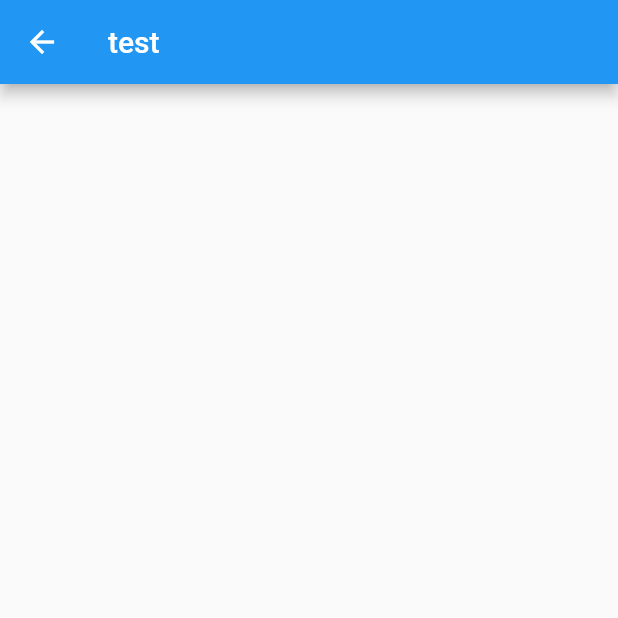
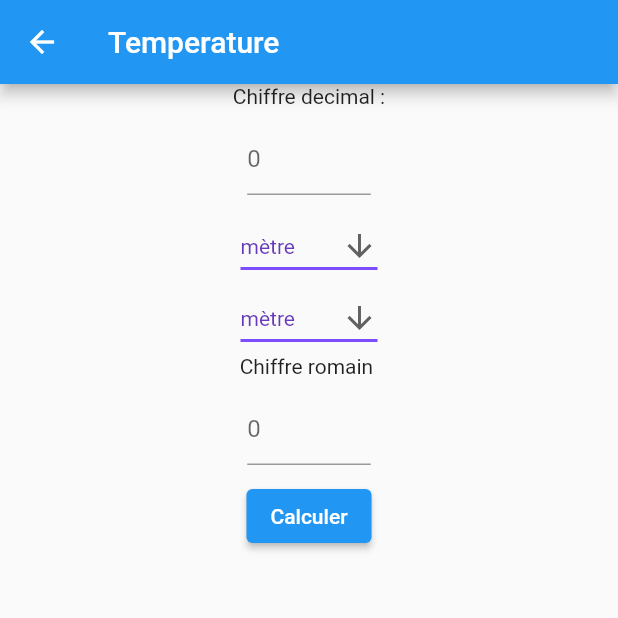
Before and after one commit to mathieusoufflard/Mini_Project_Flutter_Coding, a Flutter app: the screen it shows after launch, after a tap on "6 HONK", on a phone screen of 412 x 824 dp, the top half of it. Run offline on Flutter 3.47's test engine with Material 2 defaults, Android fonts, the phone set to English and light mode, and no system bars; missing offline and left inert: dart:ffi, romanice, units_converter.

```diff
--- /dev/null
+++ b/flutter_app/lib/distancePage.dart
@@ -0,0 +1,174 @@
+import 'package:units_converter/Length.dart';
+
+
+import 'package:flutter/material.dart';
+import 'package:flutter/services.dart';
+import 'package:romanice/romanice.dart';
+
+String dropdownValue = 'mètre';
+String dropdownValueBottom = 'mètre';
+
+
+
+class DistancePage extends StatelessWidget {
+
+  TextEditingController decimalData = TextEditingController();
+  TextEditingController romanData = TextEditingController();
+
+  double? selectMesure(value,mesure) {
+    value = double?.parse(value);
+    var length = Length(removeTrailingZeros: false); //initialize Length object, let's specify that we want to keep the trailing zeros (e.g. 1.00) for stringValue
+    var unit = length.inches; //We get all ther others units
+    print('name:${unit.name}, value:${unit.value}, stringValue:${unit.stringValue}, symbol:${unit.symbol}');
+
+    switch (mesure) {
+      case "kilomètre":
+        length.convert(LENGTH.kilometers, value); //We give 1 meter as input
+        break;
+      case "mètre":
+        length.convert(LENGTH.meters, value); //We give 1 meter as input
+        break;
+      case "decimètre" :
+        length.convert(LENGTH.meters, value); //We give 1 meter as input
+        break;
+      case "centimètre":
+        length.convert(LENGTH.centimeters, value); //We give 1 meter as input
+        break;
+      case "milimètre":
+        length.convert(LENGTH.millimeters, value); //We give 1 meter as input
+        break;
+      case "nanomètre":
+        length.convert(LENGTH.nanometers, value); //We give 1 meter as input
+        break;
+      case "yard":
+        length.convert(LENGTH.yards, value); //We give 1 meter as input
+        break;
+      case "pied":
+        length.convert(LENGTH.feet, value); //We give 1 meter as input
+        break;
+      case "pouce":
+        length.convert(LENGTH.inches, value); //We give 1 meter as input
+        break;
+
+  }
+    return unit.value;
+
+}
+
+
+
+
+
+  @override
+  Widget build(BuildContext context) {
+    final title = 'Temperature';
+    final ToRoman standardToRoman = ToRoman();
+    final FromRoman unicodeFromRoman = FromRoman.unicode();
+
+    _setInputField(String hintText, TextEditingController fieldController,
+        TextInputType inputType,
+        [bool readOnly = false]) {
+      return Container(
+        width: MediaQuery.of(context).size.width / 5,
+        margin: EdgeInsets.all(10),
+        child: TextField(
+          controller: fieldController,
+          keyboardType: inputType,
+          inputFormatters: inputType == TextInputType.number
+              ? <TextInputFormatter>[
+            FilteringTextInputFormatter.allow(RegExp('[0-9.]'))
+          ]
+              : [],
+          decoration: InputDecoration(hintText: hintText),
+          readOnly: readOnly,
+        ),
+      );
+    }
+
+
+    return Scaffold(
+      appBar: AppBar(
+        title: Text(title),
+      ),
+      body: Center(
+        child: Column(
+          children: [
+            Text("Chiffre decimal :"),
+            _setInputField("0",
+                decimalData, TextInputType.number),
+            MyStatefulWidget(),
+            MyStatefulWidget(),
+            Text("Chiffre romain "),
+            _setInputField(
+              "0",
+              romanData,
+              TextInputType.text,
+            ),
+            ElevatedButton(onPressed: () {
+              double? mesure = selectMesure(decimalData.text,dropdownValue);
+              romanData.text = mesure.toString();
+              print('coucou '+dropdownValue);
+            }, child: Text("Calculer"))
+          ],
+        ),
+      ),
+    );
+  }
+
+}
+
+
+class MyStatefulWidget extends StatefulWidget {
+  const MyStatefulWidget({Key? key}) : super(key: key);
+
+  @override
+  _MyStatefulWidgetState createState() => _MyStatefulWidgetState();
+}
+
+/// This is the private State class that goes with MyStatefulWidget.
+class _MyStatefulWidgetState extends State<MyStatefulWidget> {
+
+  /*_MyStatefulWidgetState(isDropDownTop){
+    isDropDownTop = this.isDropDownTop;
+}*/
+
+  /*bool get isDropDownTop {
+    return isDropDownTop;
+  }
+
+  void set isDropDownTop(bool isDropDownTop) {
+    isDropDownTop = isDropDownTop;
+  }*/
+
+
+  @override
+  Widget build(BuildContext context) {
+    //print(this.isDropDownTop);
+    //String isDropped = this.isDropDownTop ? dropdownValue : dropdownValueBottom;
+
+    return DropdownButton<String>(
+      value: dropdownValue,
+      icon: const Icon(Icons.arrow_downward),
+      iconSize: 24,
+      elevation: 16,
+      style: const TextStyle(color: Colors.deepPurple),
+      underline: Container(
+        height: 2,
+        color: Colors.deepPurpleAccent,
+      ),
+      onChanged: (String? newValue) {
+        setState(() {
+          dropdownValue = newValue! ;
+         // this.isDropDownTop ? dropdownValue = newValue! : dropdownValueBottom = newValue!;
+        });
+      },
+      items: <String>['kilomètre', 'mètre','decimètre','centimètre', 'milimètre','nanomètre', 'yard','pied','pouce']
+          .map<DropdownMenuItem<String>>((String value) {
+        return DropdownMenuItem<String>(
+          value: value,
+          child: Text(value),
+        );
+      }).toList(),
+    );
+  }
+}
--- a/flutter_app/lib/main.dart
+++ b/flutter_app/lib/main.dart
@@ -3,8 +3,7 @@ import 'package:flutter_app/promotionPage.dart';
 import 'package:flutter_app/romanusPage.dart';
 import 'package:flutter_app/testPage.dart';
 import 'package:flutter_app/temperatureView.dart';
-import 'package:flutter_app/temperatureController.dart';
-
+import 'package:flutter_app/distancePage.dart';
 
 void main() {
   runApp(MyApp());
@@ -163,7 +162,7 @@ class _MyHomePageState extends State<MyHomePage> {
                   case 5:
                     Navigator.push(context,
                         new MaterialPageRoute(builder: (BuildContext context) {
-                      return new Test();
+                      return new DistancePage();
                     }));
                     break;
                   case 6:
@@ -175,7 +174,7 @@ class _MyHomePageState extends State<MyHomePage> {
                   case 7:
                     Navigator.push(context,
                         new MaterialPageRoute(builder: (BuildContext context) {
-                      return new RomanusView();
+                      return new RomanusPage();
                     }));
                     break;
                   case 8:
--- a/flutter_app/lib/romanusPage.dart
+++ b/flutter_app/lib/romanusPage.dart
@@ -3,7 +3,7 @@ import 'package:flutter/services.dart';
 import 'package:romanice/romanice.dart';
 
 
-class RomanusView extends StatelessWidget {
+class RomanusPage extends StatelessWidget {
 
   TextEditingController decimalData = TextEditingController();
   TextEditingController romanData = TextEditingController();
--- a/flutter_app/pubspec.yaml
+++ b/flutter_app/pubspec.yaml
@@ -29,6 +29,11 @@ dependencies:
   # Use with the CupertinoIcons class for iOS style icons.
   cupertino_icons: ^1.0.2
   romanice: ^2.0.0
+  unit_converter: ^1.3.0
+  international_system_of_units: ^1.0.0-dev.4
+  intl: ^0.16.1
+  units_converter: ^0.3.0+1
+
 
 dev_dependencies:
   flutter_test:
```
